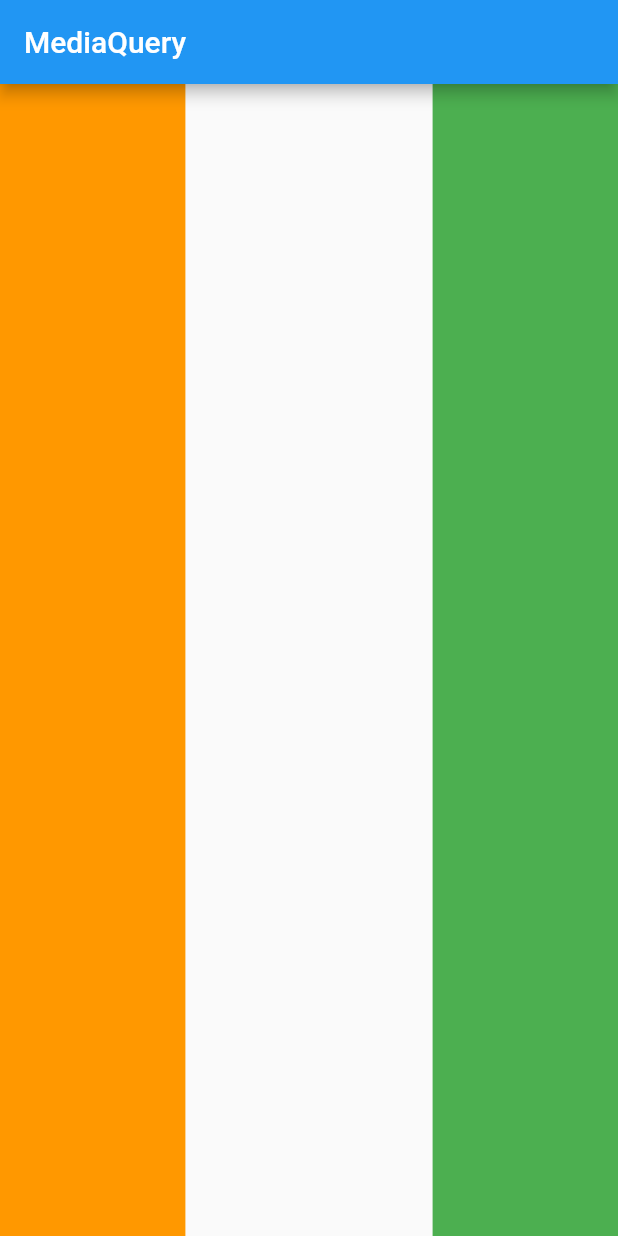
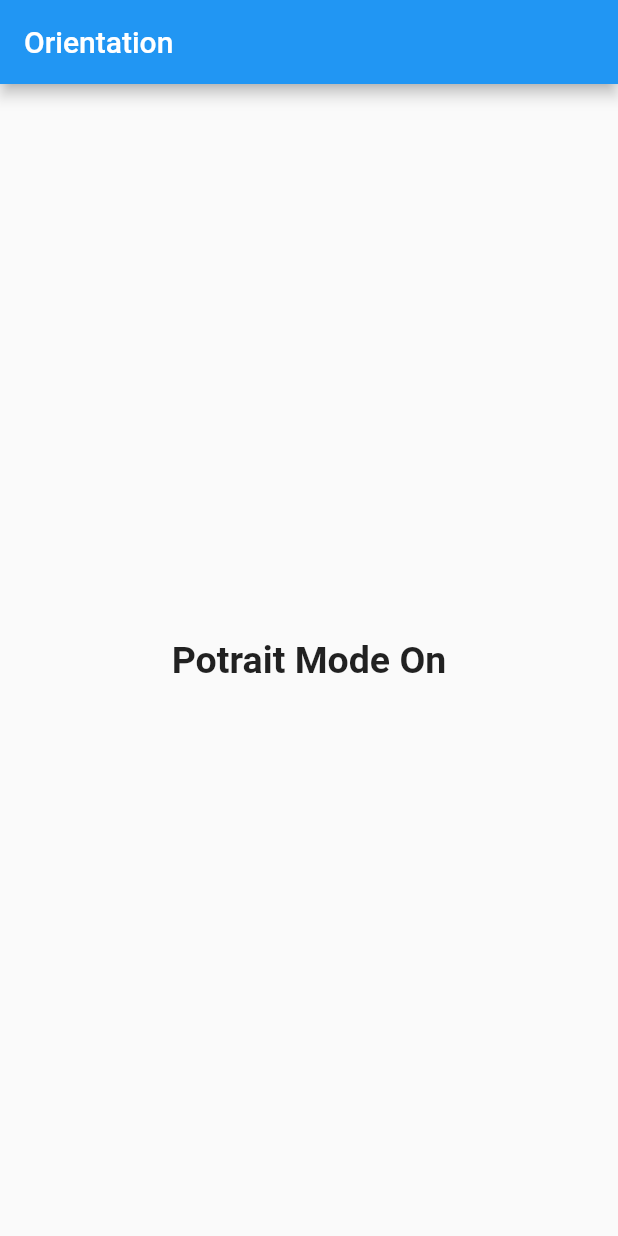
Before and after one commit to abpadamani/flutterinternship, a Flutter app: the screen it shows after launch, on a phone screen of 412 x 824 dp. Run offline on Flutter 3.47's test engine with Material 2 defaults, Android fonts, the phone set to English and light mode, and no system bars; our stand-ins replace email_validator, fluttertoast, google_fonts; Roboto replaces fonts that are missing (Ubuntu).

Commit message:
screen orientation completed

```diff
--- a/lib/main.dart
+++ b/lib/main.dart
@@ -8,6 +8,7 @@ import 'package:internship/streamBuilder/Mystream.dart';
 
 import 'backpressedmanaged/back.dart';
 import 'loginscreen/login.dart';
+import 'orientation/oriantation.dart';
 
 void main(List<String> args) {
   runApp(MyApp());
@@ -20,7 +21,7 @@ class MyApp extends StatelessWidget {
   Widget build(BuildContext context) {
     return MaterialApp(
       debugShowCheckedModeBanner: false,
-      home: Mymedia(),
+      home: Myscreen(),
       theme: ThemeData(
           textTheme: GoogleFonts.ubuntuTextTheme(
         Theme.of(context).textTheme,
--- /dev/null
+++ b/lib/orientation/oriantation.dart
@@ -0,0 +1,44 @@
+import 'package:flutter/material.dart';
+
+class Myscreen extends StatefulWidget {
+  const Myscreen({Key? key}) : super(key: key);
+
+  @override
+  State<Myscreen> createState() => _MyscreenState();
+}
+
+class _MyscreenState extends State<Myscreen> {
+  Widget potrait() {
+    return Center(
+      child: Text(
+        "Potrait Mode On",
+        style: TextStyle(fontSize: 25, fontWeight: FontWeight.bold),
+      ),
+    );
+  }
+
+  Widget landscape() {
+    return Center(
+      child: Text(
+        "Landscape Mode On",
+        style: TextStyle(fontSize: 25, fontWeight: FontWeight.bold),
+      ),
+    );
+  }
+
+  @override
+  Widget build(BuildContext context) {
+    return Scaffold(
+      appBar: AppBar(title: Text("Orientation")),
+      body: OrientationBuilder(
+        builder: (context, orientation) {
+          if (orientation == Orientation.portrait) {
+            return potrait();
+          } else {
+            return landscape();
+          }
+        },
+      ),
+    );
+  }
+}
```
